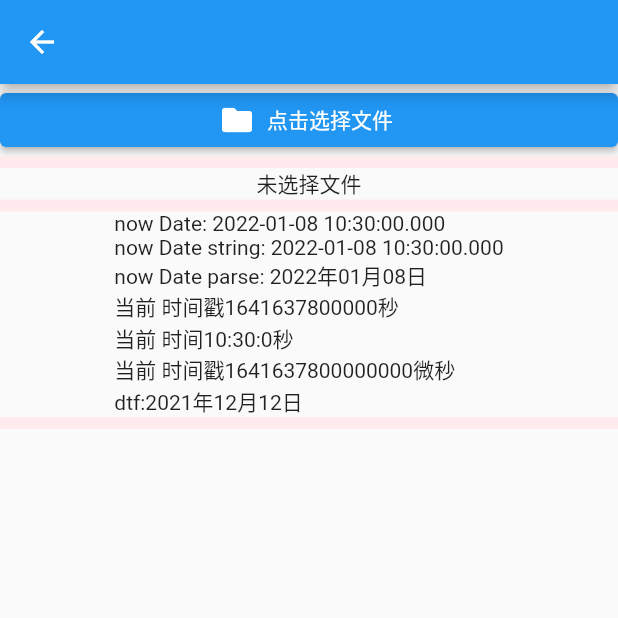
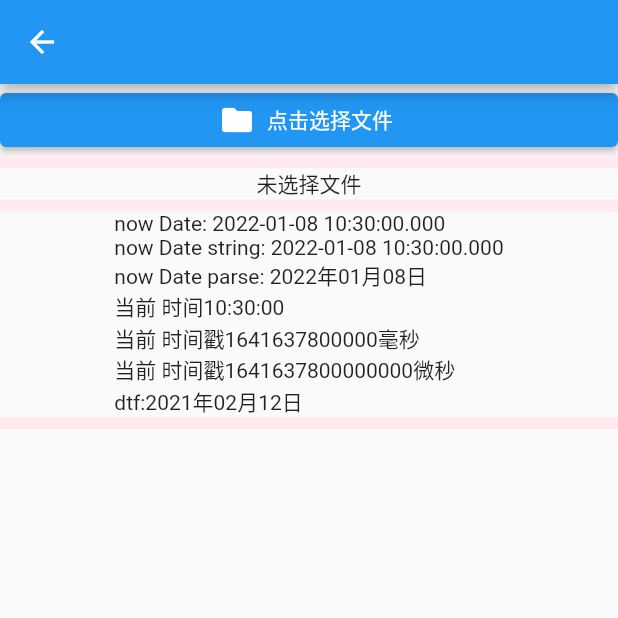
Before and after one commit to XHL-study/study_kt_swift, a Flutter app: the WidgetsIndex screen opened directly with empty values, on a phone screen of 412 x 824 dp, the top half of it. Run offline on Flutter 3.47's test engine with Material 2 defaults, Android fonts, the phone set to English and light mode, and no system bars; our stand-ins replace dio, file_picker; missing offline and left inert: flutter_speech, text_to_speech.

Commit message:
change something

```diff
--- a/lib/widgets/date_format.dart
+++ b/lib/widgets/date_format.dart
@@ -5,7 +5,7 @@ import 'package:study_kt_swift/extension/index.dart';
 class DateFormat extends StatelessWidget {
   DateFormat({Key? key}) : super(key: key);
   DateTime now = DateTime.now();
-  DateTime? dtf = DateTime.tryParse("2021-12-12 15:30:36.232");
+  DateTime? dtf = DateTime.tryParse("2021-02-12 15:30:36.232");
   @override
   Widget build(BuildContext context) {
     return Column(
@@ -14,10 +14,10 @@ class DateFormat extends StatelessWidget {
         Text("now Date: $now"),
         Text("now Date string: ${now.toString()}"),
         Text("now Date parse: ${now.format("YYYY年MM月DD日")}"),
-        Text("当前 时间戳${now.format('Z')}秒"),
-        Text("当前 时间${now.format('h:m:s')}秒"),
+        Text("当前 时间${now.format('HH:mm:ss')}"),
+        Text("当前 时间戳${now.format('Z')}毫秒"),
         Text("当前 时间戳${now.format('ZZ')}微秒"),
-        Text("dtf:${dtf?.format("YYYY年MM月DD日")}")
+        Text("dtf:${dtf?.format("YYYY年MM月DD日")}"),
       ],
     );
   }
```
Also changed, not shown: lib/extension/date_time_format.dart (+43 -9 lines), lib/my_routes.dart (+13 -12 lines).
